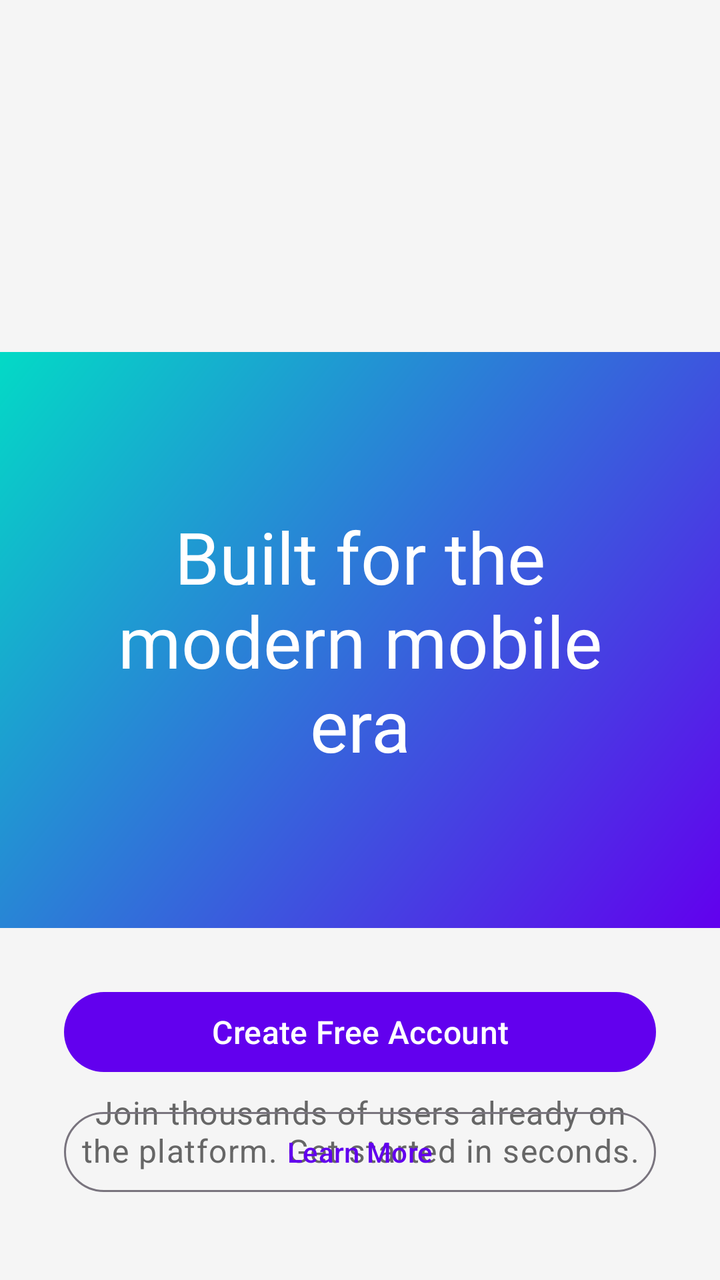
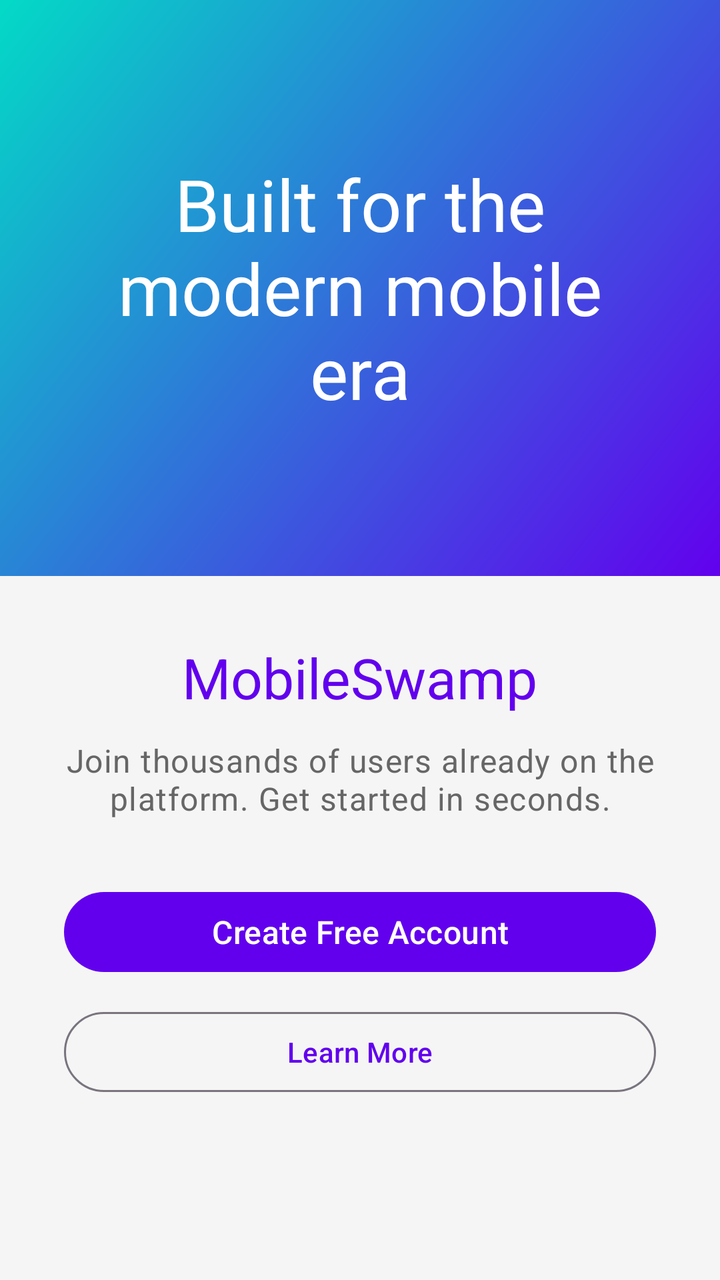

Screens rendered from an Android XML layout before and after an edit, with the pre-edit source and the edit as a unified diff.
<!-- AndroidManifest.xml: application theme Theme.MobileSwamp -->
<!-- res/layout/activity_main.xml -->
<?xml version="1.0" encoding="utf-8"?>
<androidx.constraintlayout.widget.ConstraintLayout
    xmlns:android="http://schemas.android.com/apk/res/android"
    xmlns:app="http://schemas.android.com/apk/res-auto"
    android:layout_width="match_parent"
    android:layout_height="match_parent"
    android:background="@color/landing_bg">

    
    <View
        android:id="@+id/hero"
        android:layout_width="0dp"
        android:layout_height="0dp"
        android:background="@drawable/hero_gradient"
        app:layout_constraintTop_toTopOf="parent"
        app:layout_constraintStart_toStartOf="parent"
        app:layout_constraintEnd_toEndOf="parent"
        app:layout_constraintBottom_toBottomOf="parent"
        app:layout_constraintVerticalBias="0"
        app:layout_constraintHeight_percent="0.45" />

    <TextView
        android:id="@+id/tvTagline"
        android:layout_width="0dp"
        android:layout_height="wrap_content"
        android:layout_marginHorizontal="32dp"
        android:text="@string/tagline"
        android:textAppearance="@style/TextAppearance.Material3.DisplaySmall"
        android:textColor="@android:color/white"
        android:gravity="center"
        app:layout_constraintTop_toTopOf="@id/hero"
        app:layout_constraintBottom_toBottomOf="@id/hero"
        app:layout_constraintStart_toStartOf="parent"
        app:layout_constraintEnd_toEndOf="parent" />

    <TextView
        android:id="@+id/tvAppName"
        android:layout_width="wrap_content"
        android:layout_height="wrap_content"
        android:layout_marginTop="32dp"
        android:text="@string/app_name"
        android:textAppearance="@style/TextAppearance.Material3.HeadlineMedium"
        android:textColor="@color/primary"
        app:layout_constraintTop_toBottomOf="@id/hero"
        app:layout_constraintStart_toStartOf="parent"
        app:layout_constraintEnd_toEndOf="parent" />

    <TextView
        android:id="@+id/tvSubtitle"
        android:layout_width="0dp"
        android:layout_height="wrap_content"
        android:layout_marginHorizontal="40dp"
        android:layout_marginTop="12dp"
        android:text="@string/subtitle"
        android:textAppearance="@style/TextAppearance.Material3.BodyLarge"
        android:textColor="@color/text_secondary"
        android:gravity="center"
        app:layout_constraintTop_toBottomOf="@id/tvAppName"
        app:layout_constraintStart_toStartOf="parent"
        app:layout_constraintEnd_toEndOf="parent" />

    <com.google.android.material.button.MaterialButton
        android:id="@+id/btnRegister"
        android:layout_width="0dp"
        android:layout_height="wrap_content"
        android:layout_marginHorizontal="32dp"
        android:layout_marginBottom="12dp"
        android:text="@string/btn_register"
        android:textSize="16sp"
        app:layout_constraintBottom_toTopOf="@id/btnLearnMore"
        app:layout_constraintStart_toStartOf="parent"
        app:layout_constraintEnd_toEndOf="parent" />

    <com.google.android.material.button.MaterialButton
        android:id="@+id/btnLearnMore"
        android:layout_width="0dp"
        android:layout_height="wrap_content"
        android:layout_marginHorizontal="32dp"
        android:layout_marginBottom="40dp"
        android:text="@string/btn_learn_more"
        style="@style/Widget.Material3.Button.OutlinedButton"
        app:layout_constraintBottom_toBottomOf="parent"
        app:layout_constraintStart_toStartOf="parent"
        app:layout_constraintEnd_toEndOf="parent" />

</androidx.constraintlayout.widget.ConstraintLayout>
<!-- resources referenced by this layout -->
<resources>
  <color name="landing_bg">#F5F5F5</color>
  <color name="primary">#6200EE</color>
  <color name="text_secondary">#666666</color>
  <!-- drawable hero_gradient (drawable) -->
  <?xml version="1.0" encoding="utf-8"?>
  <shape xmlns:android="http://schemas.android.com/apk/res/android">
      <gradient
          android:startColor="@color/hero_start"
          android:endColor="@color/hero_end"
          android:angle="135" />
  </shape>
  <string name="app_name">MobileSwamp</string>
  <string name="btn_learn_more">Learn More</string>
  <string name="btn_register">Create Free Account</string>
  <string name="subtitle">Join thousands of users already on the platform. Get started in seconds.</string>
  <string name="tagline">Built for the\nmodern mobile era</string>
  <style name="Theme.MobileSwamp" parent="Theme.Material3.Light.NoActionBar">
          <item name="colorPrimary">@color/primary</item>
          <item name="colorPrimaryVariant">@color/primary_variant</item>
          <item name="colorSecondary">@color/secondary</item>
      </style>
  <color name="hero_start">#6200EE</color>
  <color name="hero_end">#03DAC6</color>
  <color name="primary_variant">#3700B3</color>
  <color name="secondary">#03DAC6</color>
</resources>

<!-- the commit's change to res/layout/activity_main.xml (unified diff, before → after) -->
@@ -1,86 +1,74 @@
 <?xml version="1.0" encoding="utf-8"?>
-<androidx.constraintlayout.widget.ConstraintLayout
+<LinearLayout
     xmlns:android="http://schemas.android.com/apk/res/android"
-    xmlns:app="http://schemas.android.com/apk/res-auto"
     android:layout_width="match_parent"
     android:layout_height="match_parent"
-    android:background="@color/landing_bg">
+    android:orientation="vertical">
 
     
-    <View
-        android:id="@+id/hero"
-        android:layout_width="0dp"
+    <FrameLayout
+        android:layout_width="match_parent"
         android:layout_height="0dp"
-        android:background="@drawable/hero_gradient"
-        app:layout_constraintTop_toTopOf="parent"
-        app:layout_constraintStart_toStartOf="parent"
-        app:layout_constraintEnd_toEndOf="parent"
-        app:layout_constraintBottom_toBottomOf="parent"
-        app:layout_constraintVerticalBias="0"
-        app:layout_constraintHeight_percent="0.45" />
+        android:layout_weight="0.45"
+        android:background="@drawable/hero_gradient">
 
-    <TextView
-        android:id="@+id/tvTagline"
-        android:layout_width="0dp"
-        android:layout_height="wrap_content"
-        android:layout_marginHorizontal="32dp"
-        android:text="@string/tagline"
-        android:textAppearance="@style/TextAppearance.Material3.DisplaySmall"
-        android:textColor="@android:color/white"
-        android:gravity="center"
-        app:layout_constraintTop_toTopOf="@id/hero"
-        app:layout_constraintBottom_toBottomOf="@id/hero"
-        app:layout_constraintStart_toStartOf="parent"
-        app:layout_constraintEnd_toEndOf="parent" />
+        <TextView
+            android:id="@+id/tvTagline"
+            android:layout_width="wrap_content"
+            android:layout_height="wrap_content"
+            android:layout_gravity="center"
+            android:gravity="center"
+            android:padding="32dp"
+            android:text="@string/tagline"
+            android:textAppearance="@style/TextAppearance.Material3.DisplaySmall"
+            android:textColor="@android:color/white" />
 
-    <TextView
-        android:id="@+id/tvAppName"
-        android:layout_width="wrap_content"
-        android:layout_height="wrap_content"
-        android:layout_marginTop="32dp"
-        android:text="@string/app_name"
-        android:textAppearance="@style/TextAppearance.Material3.HeadlineMedium"
-        android:textColor="@color/primary"
-        app:layout_constraintTop_toBottomOf="@id/hero"
-        app:layout_constraintStart_toStartOf="parent"
-        app:layout_constraintEnd_toEndOf="parent" />
+    </FrameLayout>
 
-    <TextView
-        android:id="@+id/tvSubtitle"
-        android:layout_width="0dp"
-        android:layout_height="wrap_content"
-        android:layout_marginHorizontal="40dp"
-        android:layout_marginTop="12dp"
-        android:text="@string/subtitle"
-        android:textAppearance="@style/TextAppearance.Material3.BodyLarge"
-        android:textColor="@color/text_secondary"
-        android:gravity="center"
-        app:layout_constraintTop_toBottomOf="@id/tvAppName"
-        app:layout_constraintStart_toStartOf="parent"
-        app:layout_constraintEnd_toEndOf="parent" />
+    
+    <LinearLayout
+        android:layout_width="match_parent"
+        android:layout_height="0dp"
+        android:layout_weight="0.55"
+        android:orientation="vertical"
+        android:gravity="center_horizontal"
+        android:padding="32dp"
+        android:background="@color/landing_bg">
 
-    <com.google.android.material.button.MaterialButton
-        android:id="@+id/btnRegister"
-        android:layout_width="0dp"
-        android:layout_height="wrap_content"
-        android:layout_marginHorizontal="32dp"
-        android:layout_marginBottom="12dp"
-        android:text="@string/btn_register"
-        android:textSize="16sp"
-        app:layout_constraintBottom_toTopOf="@id/btnLearnMore"
-        app:layout_constraintStart_toStartOf="parent"
-        app:layout_constraintEnd_toEndOf="parent" />
+        <TextView
+            android:id="@+id/tvAppName"
+            android:layout_width="wrap_content"
+            android:layout_height="wrap_content"
+            android:text="@string/app_name"
+            android:textAppearance="@style/TextAppearance.Material3.HeadlineMedium"
+            android:textColor="@color/primary" />
 
-    <com.google.android.material.button.MaterialButton
-        android:id="@+id/btnLearnMore"
-        android:layout_width="0dp"
-        android:layout_height="wrap_content"
-        android:layout_marginHorizontal="32dp"
-        android:layout_marginBottom="40dp"
-        android:text="@string/btn_learn_more"
-        style="@style/Widget.Material3.Button.OutlinedButton"
-        app:layout_constraintBottom_toBottomOf="parent"
-        app:layout_constraintStart_toStartOf="parent"
-        app:layout_constraintEnd_toEndOf="parent" />
+        <TextView
+            android:id="@+id/tvSubtitle"
+            android:layout_width="match_parent"
+            android:layout_height="wrap_content"
+            android:layout_marginTop="12dp"
+            android:layout_marginBottom="32dp"
+            android:gravity="center"
+            android:text="@string/subtitle"
+            android:textAppearance="@style/TextAppearance.Material3.BodyLarge"
+            android:textColor="@color/text_secondary" />
 
-</androidx.constraintlayout.widget.ConstraintLayout>
+        <com.google.android.material.button.MaterialButton
+            android:id="@+id/btnRegister"
+            android:layout_width="match_parent"
+            android:layout_height="wrap_content"
+            android:layout_marginBottom="12dp"
+            android:text="@string/btn_register"
+            android:textSize="16sp" />
+
+        <com.google.android.material.button.MaterialButton
+            android:id="@+id/btnLearnMore"
+            android:layout_width="match_parent"
+            android:layout_height="wrap_content"
+            style="@style/Widget.Material3.Button.OutlinedButton"
+            android:text="@string/btn_learn_more" />
+
+    </LinearLayout>
+
+</LinearLayout>
